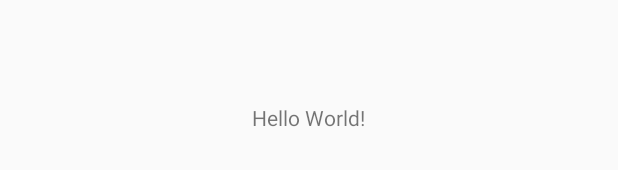
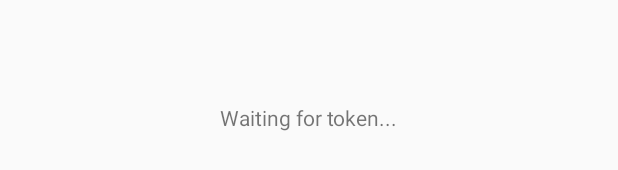
Before and after one commit to RicardoPereiraIST/SIRS_Project, an Android app: the layout activity_main.xml on its own in the app's theme, with its tools: preview values and no code run, on a phone screen of 412 x 824 dp. Shown: the part 203-373 px from the top of the screen. Run offline under Robolectric (Android 15) with nearby library versions, the phone set to English and light mode, and no system bars; network calls fail.

Commit message:
Change initial app test

```diff
--- a/SIRSApp/app/src/main/res/layout/activity_main.xml
+++ b/SIRSApp/app/src/main/res/layout/activity_main.xml
@@ -13,7 +13,7 @@
     <TextView
         android:layout_width="wrap_content"
         android:layout_height="wrap_content"
-        android:text="Hello World!"
+        android:text="Waiting for token..."
         android:layout_marginTop="188dp"
         android:layout_alignParentTop="true"
         android:layout_centerHorizontal="true"
```
